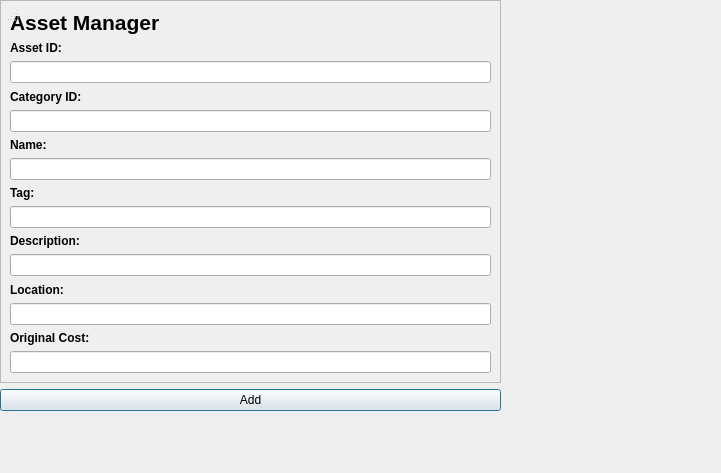
Old version of the form addassetwindow.ui in the repository CalebRichmond04/CS245-Final.
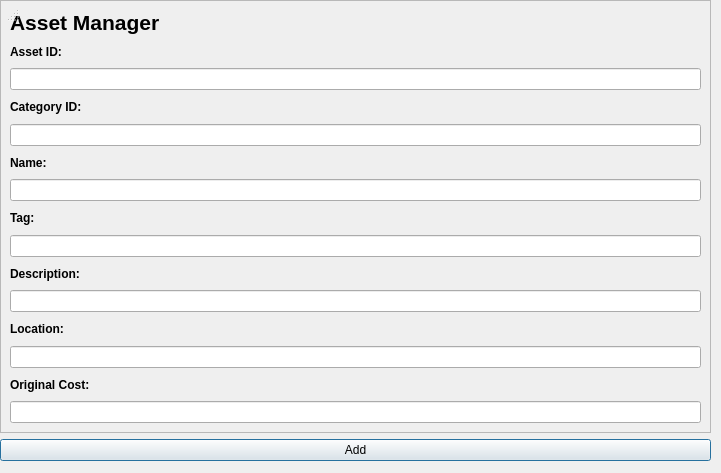
New version of the form.

Commit message: Updated code to add a login screen

```diff
--- a/addassetwindow.ui
+++ b/addassetwindow.ui
@@ -18,8 +18,8 @@
     <rect>
      <x>0</x>
      <y>0</y>
-     <width>501</width>
-     <height>411</height>
+     <width>711</width>
+     <height>461</height>
     </rect>
    </property>
    <layout class="QVBoxLayout" name="verticalLayout_2">
@@ -33,8 +33,8 @@
         <rect>
          <x>0</x>
          <y>0</y>
-         <width>497</width>
-         <height>385</height>
+         <width>707</width>
+         <height>435</height>
         </rect>
        </property>
        <layout class="QVBoxLayout" name="verticalLayout">
```
Left out of the diff: 19 changed lines with no effect on the pictures. The commit also changes 6 other files.
